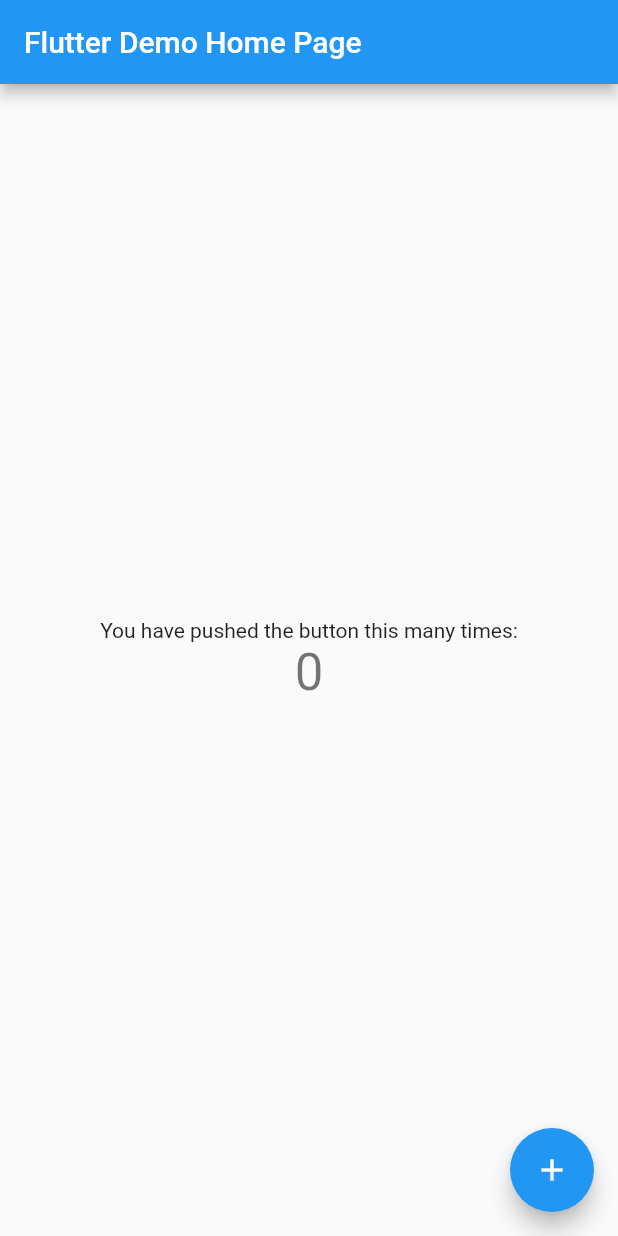
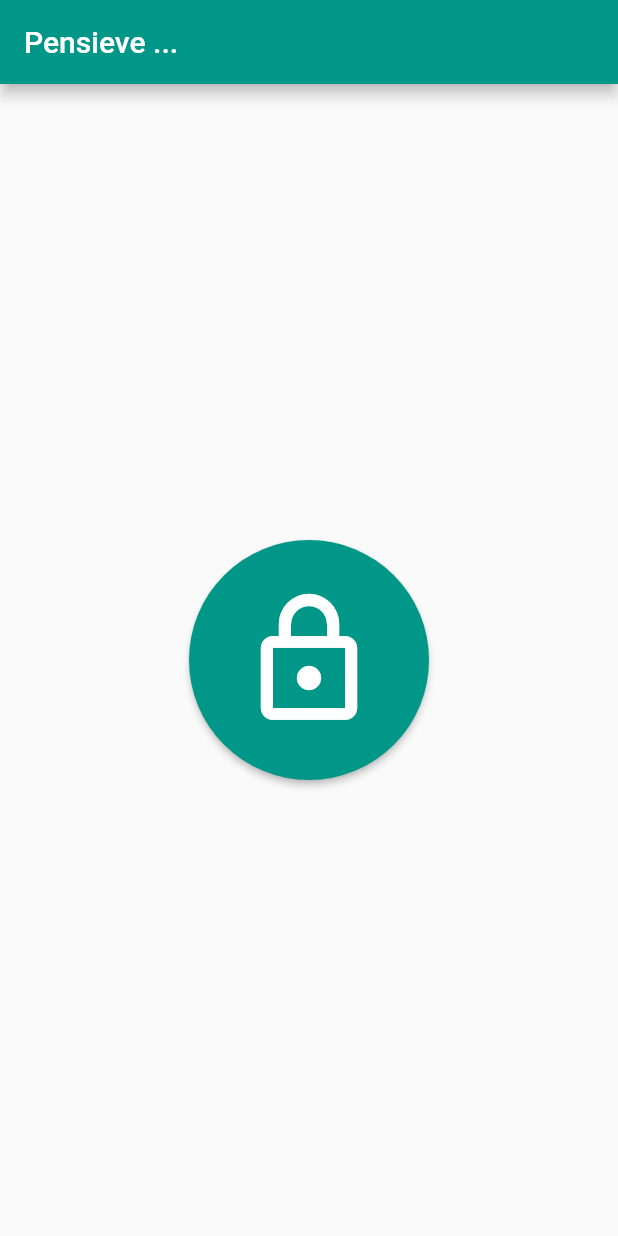
Before and after one commit to CarlosNihelton/pensieve, a Flutter app: the screen it shows after launch, on a phone screen of 412 x 824 dp. Run offline on Flutter 3.47's test engine with Material 2 defaults, Android fonts, the phone set to English and light mode, and no system bars; our stand-ins replace flutter_secure_storage.

Commit message:
MVVM
But the CRUD is CR only

- No Updates and no Deletes

```diff
--- a/lib/main.dart
+++ b/lib/main.dart
@@ -1,4 +1,9 @@
 import 'package:flutter/material.dart';
+import 'package:flutter_secure_storage/flutter_secure_storage.dart';
+import 'package:pensieve/pensieve_model.dart';
+import 'package:provider/provider.dart';
+
+import 'pensieve_page.dart';
 
 void main() {
   runApp(const MyApp());
@@ -7,109 +12,17 @@
 class MyApp extends StatelessWidget {
   const MyApp({super.key});
 
-  // This widget is the root of your application.
   @override
   Widget build(BuildContext context) {
     return MaterialApp(
-      title: 'Flutter Demo',
+      title: 'Pensieve ...',
       theme: ThemeData(
-        // This is the theme of your application.
-        //
-        // Try running your application with "flutter run". You'll see the
-        // application has a blue toolbar. Then, without quitting the app, try
-        // changing the primarySwatch below to Colors.green and then invoke
-        // "hot reload" (press "r" in the console where you ran "flutter run",
-        // or simply save your changes to "hot reload" in a Flutter IDE).
-        // Notice that the counter didn't reset back to zero; the application
-        // is not restarted.
-        primarySwatch: Colors.blue,
+        primarySwatch: Colors.teal,
       ),
-      home: const MyHomePage(title: 'Flutter Demo Home Page'),
+      home: ChangeNotifierProvider(
+        create: (_) => PensieveModel(storage: const FlutterSecureStorage()),
+        child: const PensievePage(title: 'Pensieve ...'),
+      ),
     );
   }
 }
-
-class MyHomePage extends StatefulWidget {
-  const MyHomePage({super.key, required this.title});
-
-  // This widget is the home page of your application. It is stateful, meaning
-  // that it has a State object (defined below) that contains fields that affect
-  // how it looks.
-
-  // This class is the configuration for the state. It holds the values (in this
-  // case the title) provided by the parent (in this case the App widget) and
-  // used by the build method of the State. Fields in a Widget subclass are
-  // always marked "final".
-
-  final String title;
-
-  @override
-  State<MyHomePage> createState() => _MyHomePageState();
-}
-
-class _MyHomePageState extends State<MyHomePage> {
-  int _counter = 0;
-
-  void _incrementCounter() {
-    setState(() {
-      // This call to setState tells the Flutter framework that something has
-      // changed in this State, which causes it to rerun the build method below
-      // so that the display can reflect the updated values. If we changed
-      // _counter without calling setState(), then the build method would not be
-      // called again, and so nothing would appear to happen.
-      _counter++;
-    });
-  }
-
-  @override
-  Widget build(BuildContext context) {
-    // This method is rerun every time setState is called, for instance as done
-    // by the _incrementCounter method above.
-    //
-    // The Flutter framework has been optimized to make rerunning build methods
-    // fast, so that you can just rebuild anything that needs updating rather
-    // than having to individually change instances of widgets.
-    return Scaffold(
-      appBar: AppBar(
-        // Here we take the value from the MyHomePage object that was created by
-        // the App.build method, and use it to set our appbar title.
-        title: Text(widget.title),
-      ),
-      body: Center(
-        // Center is a layout widget. It takes a single child and positions it
-        // in the middle of the parent.
-        child: Column(
-          // Column is also a layout widget. It takes a list of children and
-          // arranges them vertically. By default, it sizes itself to fit its
-          // children horizontally, and tries to be as tall as its parent.
-          //
-          // Invoke "debug painting" (press "p" in the console, choose the
-          // "Toggle Debug Paint" action from the Flutter Inspector in Android
-          // Studio, or the "Toggle Debug Paint" command in Visual Studio Code)
-          // to see the wireframe for each widget.
-          //
-          // Column has various properties to control how it sizes itself and
-          // how it positions its children. Here we use mainAxisAlignment to
-          // center the children vertically; the main axis here is the vertical
-          // axis because Columns are vertical (the cross axis would be
-          // horizontal).
-          mainAxisAlignment: MainAxisAlignment.center,
-          children: <Widget>[
-            const Text(
-              'You have pushed the button this many times:',
-            ),
-            Text(
-              '$_counter',
-              style: Theme.of(context).textTheme.headline4,
-            ),
-          ],
-        ),
-      ),
-      floatingActionButton: FloatingActionButton(
-        onPressed: _incrementCounter,
-        tooltip: 'Increment',
-        child: const Icon(Icons.add),
-      ), // This trailing comma makes auto-formatting nicer for build methods.
-    );
-  }
-}
--- /dev/null
+++ b/lib/pensieve_model.dart
@@ -0,0 +1,58 @@
+import 'dart:convert';
+
+import 'package:flutter/foundation.dart';
+import 'package:flutter_secure_storage/flutter_secure_storage.dart';
+
+class PensieveModel extends ChangeNotifier {
+  Map<String, String>? _contents;
+  bool get hasData => _contents != null && _contents!.isNotEmpty;
+  FlutterSecureStorage storage;
+
+  PensieveModel({required this.storage});
+
+  void initStorage() {
+    storage.readAll().then((value) {
+      _contents = value;
+      notifyListeners();
+    });
+  }
+
+  Iterable<Thought>? get thoughts {
+    return _contents?.values.map((e) => Thought.fromJson(jsonDecode(e)));
+  }
+
+  Future<void> addNote({required String content}) {
+    final key = '${DateTime.now()}';
+    _contents?[key] = content;
+    notifyListeners();
+    return storage.write(key: key, value: content);
+  }
+
+  Future<void> addThought(Thought thought) {
+    final key = '${DateTime.now()}';
+    final content = jsonEncode(thought);
+    _contents?[key] = content;
+    notifyListeners();
+    return storage.write(key: key, value: content);
+  }
+}
+
+class Thought {
+  final String who;
+  final String what;
+  final DateTime when;
+
+  Thought({required this.who, required this.what, required this.when});
+  Thought.fromJson(Map<String, dynamic> json)
+      : who = json['who'],
+        what = json['what'],
+        when = DateTime.parse(json['when']);
+
+  Map<String, dynamic> toJson() {
+    return {
+      'who': who,
+      'what': what,
+      'when': '$when',
+    };
+  }
+}
--- a/pubspec.yaml
+++ b/pubspec.yaml
@@ -31,7 +31,8 @@
 dependencies:
   flutter:
     sdk: flutter
-
+  flutter_secure_storage: ^6.0.0
+  provider: ^6.0.0
 
   # The following adds the Cupertino Icons font to your application.
   # Use with the CupertinoIcons class for iOS style icons.
```
Also changed, not shown: lib/pensieve_page.dart (added, +159 -0 lines), 1 other file.
